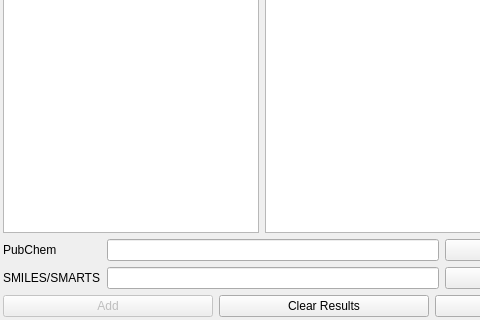
Above: source/VIEW/DIALOGS/pubchemDialog.ui from BALL-Project/ball before the change; both pictures show x 0 to 480 and y 401 to 721 of the 648 by 721 pixel window. Below: the same form after it.
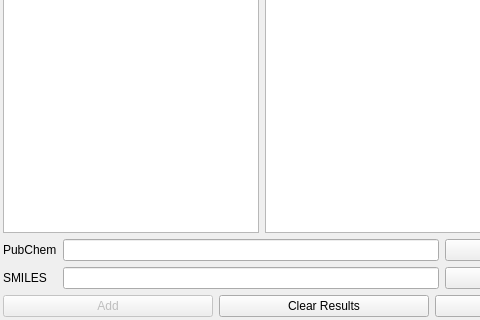
That is the form after the change.

Diff of the .ui file:
```diff
--- a/source/VIEW/DIALOGS/pubchemDialog.ui
+++ b/source/VIEW/DIALOGS/pubchemDialog.ui
@@ -188,7 +188,7 @@
      <item row="1" column="0" >
       <widget class="QLabel" name="label" >
        <property name="text" >
-        <string>SMILES/SMARTS</string>
+        <string>SMILES</string>
        </property>
       </widget>
      </item>
```
